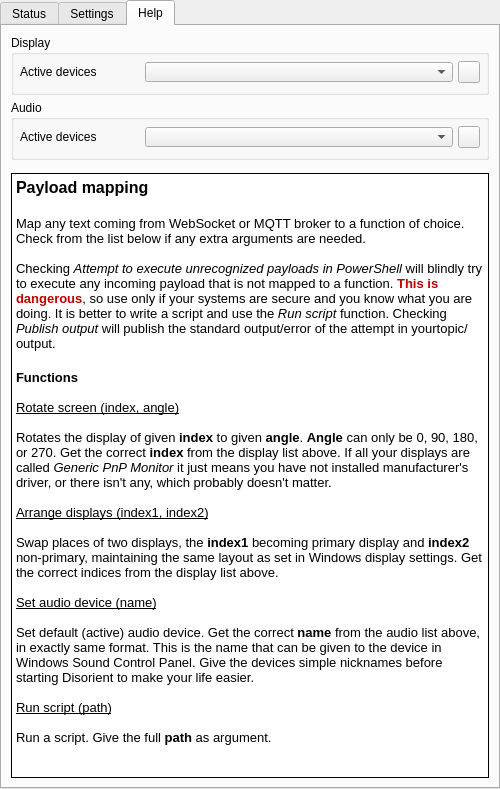
First picture: the form in mainwindow.ui, repository stuomas/disorient, before the edit.
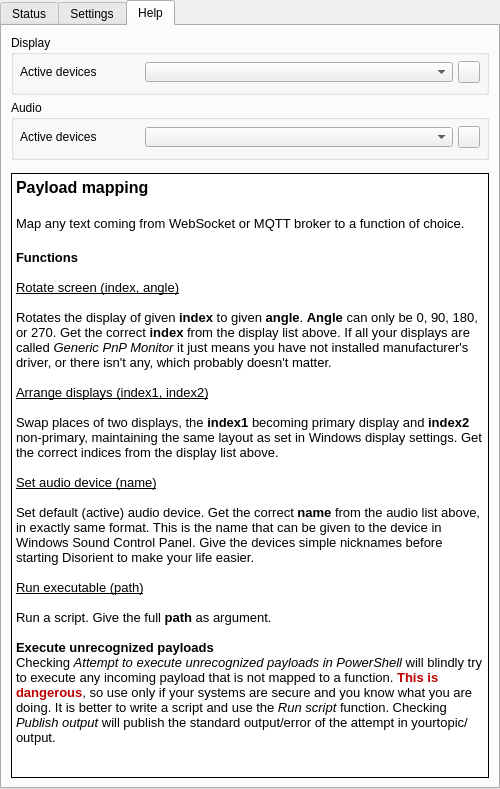
Second picture: the form after the edit. The open tabs and pages were chosen to show the change. Icons and pictures are not drawn.

Commit message: Rename run script function

Patch:
```diff
--- a/mainwindow.ui
+++ b/mainwindow.ui
@@ -1389,9 +1389,7 @@
 &lt;/style&gt;&lt;/head&gt;&lt;body style=&quot; font-family:'MS Shell Dlg 2'; font-size:8.25pt; font-weight:400; font-style:normal;&quot;&gt;
 &lt;p style=&quot; margin-top:0px; margin-bottom:0px; margin-left:0px; margin-right:0px; -qt-block-indent:0; text-indent:0px;&quot;&gt;&lt;span style=&quot; font-size:12pt; font-weight:600;&quot;&gt;Payload mapping&lt;/span&gt;&lt;/p&gt;
 &lt;p style=&quot;-qt-paragraph-type:empty; margin-top:0px; margin-bottom:0px; margin-left:0px; margin-right:0px; -qt-block-indent:0; text-indent:0px; font-size:12pt; font-weight:600;&quot;&gt;&lt;br /&gt;&lt;/p&gt;
-&lt;p style=&quot; margin-top:0px; margin-bottom:0px; margin-left:0px; margin-right:0px; -qt-block-indent:0; text-indent:0px;&quot;&gt;&lt;span style=&quot; font-size:10pt;&quot;&gt;Map any text coming from WebSocket or MQTT broker to a function of choice. Check from the list below if any extra arguments are needed.&lt;/span&gt;&lt;/p&gt;
-&lt;p style=&quot;-qt-paragraph-type:empty; margin-top:0px; margin-bottom:0px; margin-left:0px; margin-right:0px; -qt-block-indent:0; text-indent:0px; font-size:10pt;&quot;&gt;&lt;br /&gt;&lt;/p&gt;
-&lt;p style=&quot; margin-top:0px; margin-bottom:0px; margin-left:0px; margin-right:0px; -qt-block-indent:0; text-indent:0px;&quot;&gt;&lt;span style=&quot; font-size:10pt;&quot;&gt;Checking &lt;/span&gt;&lt;span style=&quot; font-size:10pt; font-style:italic;&quot;&gt;Attempt to execute unrecognized payloads in PowerShell &lt;/span&gt;&lt;span style=&quot; font-size:10pt;&quot;&gt;will blindly try to execute any incoming payload that is not mapped to a function.&lt;/span&gt;&lt;span style=&quot; font-size:10pt; color:#bc0000;&quot;&gt; &lt;/span&gt;&lt;span style=&quot; font-size:10pt; font-weight:600; color:#bc0000;&quot;&gt;This is dangerous&lt;/span&gt;&lt;span style=&quot; font-size:10pt;&quot;&gt;, so use only if your systems are secure and you know what you are doing. It is better to write a script and use the &lt;/span&gt;&lt;span style=&quot; font-size:10pt; font-style:italic;&quot;&gt;Run script&lt;/span&gt;&lt;span style=&quot; font-size:10pt;&quot;&gt; function. Checking &lt;/span&gt;&lt;span style=&quot; font-size:10pt; font-style:italic;&quot;&gt;Publish output &lt;/span&gt;&lt;span style=&quot; font-size:10pt;&quot;&gt;will publish the standard output/error of the attempt in yourtopic/output.&lt;/span&gt;&lt;/p&gt;
+&lt;p style=&quot; margin-top:0px; margin-bottom:0px; margin-left:0px; margin-right:0px; -qt-block-indent:0; text-indent:0px;&quot;&gt;&lt;span style=&quot; font-size:10pt;&quot;&gt;Map any text coming from WebSocket or MQTT broker to a function of choice.&lt;/span&gt;&lt;/p&gt;
 &lt;p style=&quot;-qt-paragraph-type:empty; margin-top:0px; margin-bottom:0px; margin-left:0px; margin-right:0px; -qt-block-indent:0; text-indent:0px; font-size:12pt; font-weight:600;&quot;&gt;&lt;br /&gt;&lt;/p&gt;
 &lt;p style=&quot; margin-top:0px; margin-bottom:0px; margin-left:0px; margin-right:0px; -qt-block-indent:0; text-indent:0px;&quot;&gt;&lt;span style=&quot; font-size:10pt; font-weight:600;&quot;&gt;Functions&lt;/span&gt;&lt;/p&gt;
 &lt;p style=&quot;-qt-paragraph-type:empty; margin-top:0px; margin-bottom:0px; margin-left:0px; margin-right:0px; -qt-block-indent:0; text-indent:0px; font-size:10pt; font-weight:600;&quot;&gt;&lt;br /&gt;&lt;/p&gt;
@@ -1407,9 +1405,12 @@
 &lt;p style=&quot;-qt-paragraph-type:empty; margin-top:0px; margin-bottom:0px; margin-left:0px; margin-right:0px; -qt-block-indent:0; text-indent:0px; font-size:10pt; text-decoration: underline;&quot;&gt;&lt;br /&gt;&lt;/p&gt;
 &lt;p style=&quot; margin-top:0px; margin-bottom:0px; margin-left:0px; margin-right:0px; -qt-block-indent:0; text-indent:0px;&quot;&gt;&lt;span style=&quot; font-size:10pt;&quot;&gt;Set default (active) audio device. Get the correct &lt;/span&gt;&lt;span style=&quot; font-size:10pt; font-weight:600;&quot;&gt;name&lt;/span&gt;&lt;span style=&quot; font-size:10pt;&quot;&gt; from the audio list above, in exactly same format. This is the name that can be given to the device in Windows Sound Control Panel. Give the devices simple nicknames before starting Disorient to make your life easier.&lt;/span&gt;&lt;/p&gt;
 &lt;p style=&quot;-qt-paragraph-type:empty; margin-top:0px; margin-bottom:0px; margin-left:0px; margin-right:0px; -qt-block-indent:0; text-indent:0px; font-size:10pt; text-decoration: underline;&quot;&gt;&lt;br /&gt;&lt;/p&gt;
-&lt;p style=&quot; margin-top:0px; margin-bottom:0px; margin-left:0px; margin-right:0px; -qt-block-indent:0; text-indent:0px;&quot;&gt;&lt;span style=&quot; font-size:10pt; text-decoration: underline;&quot;&gt;Run script (path)&lt;/span&gt;&lt;/p&gt;
+&lt;p style=&quot; margin-top:0px; margin-bottom:0px; margin-left:0px; margin-right:0px; -qt-block-indent:0; text-indent:0px;&quot;&gt;&lt;span style=&quot; font-size:10pt; text-decoration: underline;&quot;&gt;Run executable (path)&lt;/span&gt;&lt;/p&gt;
 &lt;p style=&quot;-qt-paragraph-type:empty; margin-top:0px; margin-bottom:0px; margin-left:0px; margin-right:0px; -qt-block-indent:0; text-indent:0px; font-size:10pt; text-decoration: underline;&quot;&gt;&lt;br /&gt;&lt;/p&gt;
-&lt;p style=&quot; margin-top:0px; margin-bottom:0px; margin-left:0px; margin-right:0px; -qt-block-indent:0; text-indent:0px;&quot;&gt;&lt;span style=&quot; font-size:10pt;&quot;&gt;Run a script. Give the full &lt;/span&gt;&lt;span style=&quot; font-size:10pt; font-weight:600;&quot;&gt;path&lt;/span&gt;&lt;span style=&quot; font-size:10pt;&quot;&gt; as argument.&lt;/span&gt;&lt;/p&gt;&lt;/body&gt;&lt;/html&gt;</string>
+&lt;p style=&quot; margin-top:0px; margin-bottom:0px; margin-left:0px; margin-right:0px; -qt-block-indent:0; text-indent:0px;&quot;&gt;&lt;span style=&quot; font-size:10pt;&quot;&gt;Run a script. Give the full &lt;/span&gt;&lt;span style=&quot; font-size:10pt; font-weight:600;&quot;&gt;path&lt;/span&gt;&lt;span style=&quot; font-size:10pt;&quot;&gt; as argument.&lt;/span&gt;&lt;/p&gt;
+&lt;p style=&quot;-qt-paragraph-type:empty; margin-top:0px; margin-bottom:0px; margin-left:0px; margin-right:0px; -qt-block-indent:0; text-indent:0px; font-size:10pt;&quot;&gt;&lt;br /&gt;&lt;/p&gt;
+&lt;p style=&quot; margin-top:0px; margin-bottom:0px; margin-left:0px; margin-right:0px; -qt-block-indent:0; text-indent:0px;&quot;&gt;&lt;span style=&quot; font-size:10pt; font-weight:600;&quot;&gt;Execute unrecognized payloads&lt;/span&gt;&lt;/p&gt;
+&lt;p style=&quot; margin-top:0px; margin-bottom:0px; margin-left:0px; margin-right:0px; -qt-block-indent:0; text-indent:0px;&quot;&gt;&lt;span style=&quot; font-size:10pt;&quot;&gt;Checking &lt;/span&gt;&lt;span style=&quot; font-size:10pt; font-style:italic;&quot;&gt;Attempt to execute unrecognized payloads in PowerShell &lt;/span&gt;&lt;span style=&quot; font-size:10pt;&quot;&gt;will blindly try to execute any incoming payload that is not mapped to a function.&lt;/span&gt;&lt;span style=&quot; font-size:10pt; color:#bc0000;&quot;&gt; &lt;/span&gt;&lt;span style=&quot; font-size:10pt; font-weight:600; color:#bc0000;&quot;&gt;This is dangerous&lt;/span&gt;&lt;span style=&quot; font-size:10pt;&quot;&gt;, so use only if your systems are secure and you know what you are doing. It is better to write a script and use the &lt;/span&gt;&lt;span style=&quot; font-size:10pt; font-style:italic;&quot;&gt;Run script&lt;/span&gt;&lt;span style=&quot; font-size:10pt;&quot;&gt; function. Checking &lt;/span&gt;&lt;span style=&quot; font-size:10pt; font-style:italic;&quot;&gt;Publish output &lt;/span&gt;&lt;span style=&quot; font-size:10pt;&quot;&gt;will publish the standard output/error of the attempt in yourtopic/output.&lt;/span&gt;&lt;/p&gt;&lt;/body&gt;&lt;/html&gt;</string>
           </property>
          </widget>
         </item>
```
Left out of the diff: 2 changed lines with no effect on the pictures. The commit also changes 2 other files.
